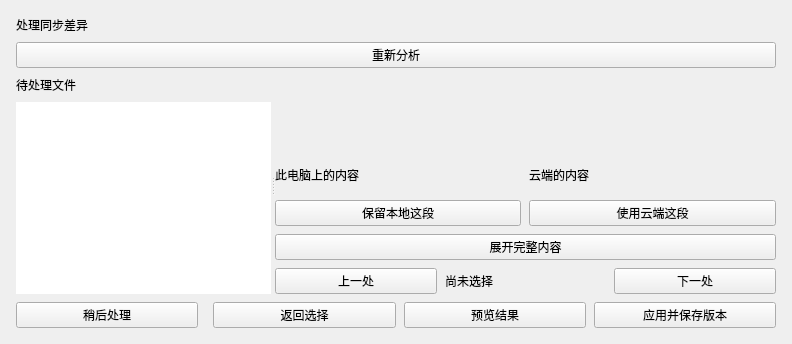
Zao-chen/ZcVersionBox, file windows/mainwindow_child/homepage/pages/homepage_page_conflict.ui: the form before one commit.
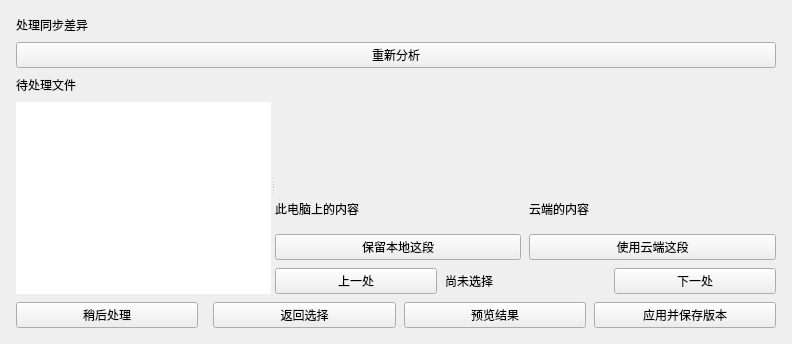
The form after the commit. Custom widgets are drawn as their Qt base class.

Commit message: refactor: 移除冲突处理中的展开完整内容功能

```diff
--- a/windows/mainwindow_child/homepage/pages/homepage_page_conflict.ui
+++ b/windows/mainwindow_child/homepage/pages/homepage_page_conflict.ui
@@ -328,16 +328,6 @@
               </layout>
              </widget>
             </item>
-            <item>
-             <widget class="QPushButton" name="expandContentButton">
-              <property name="text">
-               <string>展开完整内容</string>
-              </property>
-              <property name="autoDefault">
-               <bool>false</bool>
-              </property>
-             </widget>
-            </item>
             <item>
              <widget class="QWidget" name="questionNavigation">
               <layout class="QHBoxLayout" name="questionNavigationLayout">
```
The commit also changes 2 other files.
